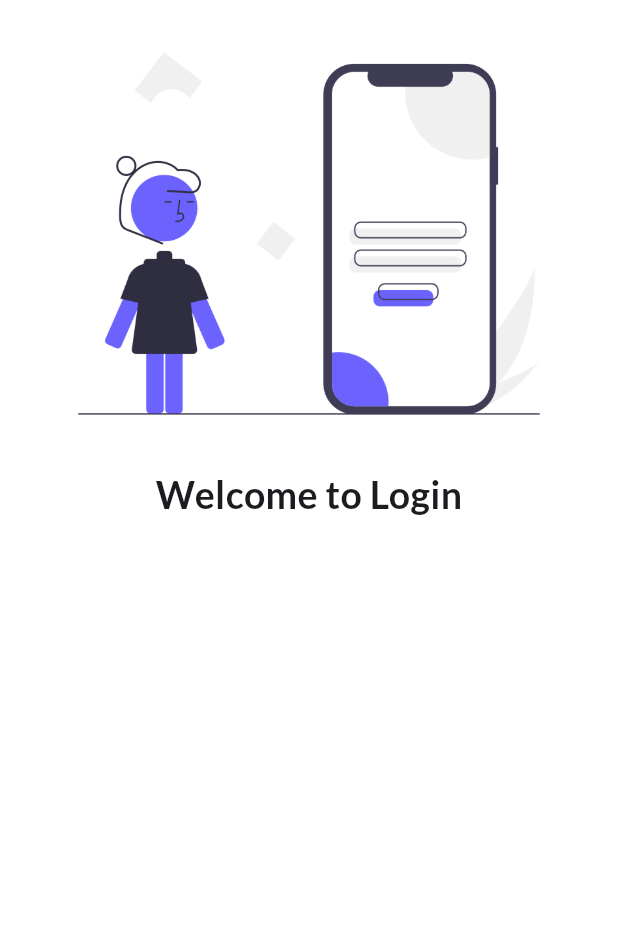
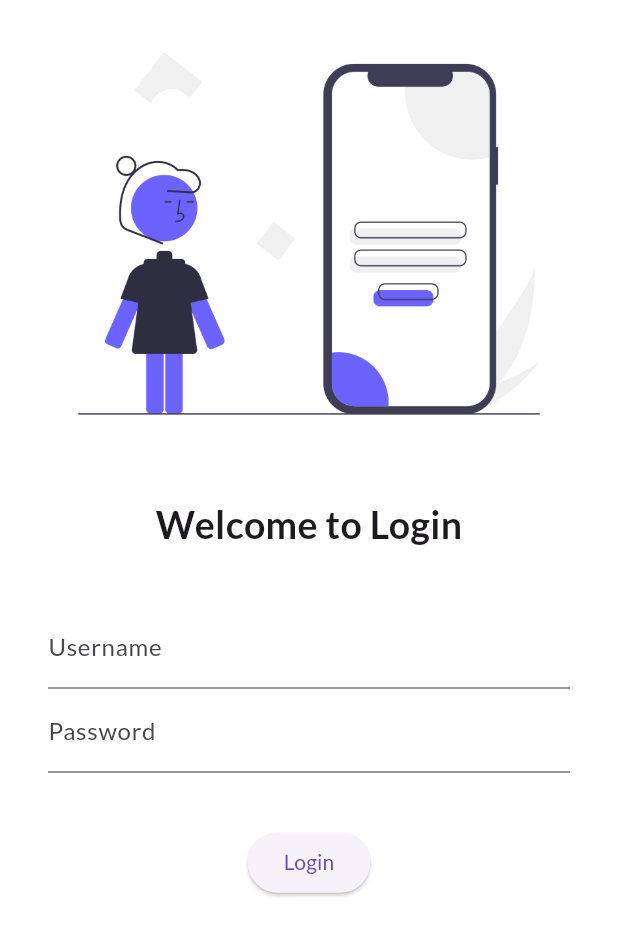
Before and after one commit to githubgenesis/MyFlutterPractice, a Flutter app: the screen it shows after launch, on a phone screen of 412 x 824 dp. Shown: the top 936 px of the screen. Run offline on Flutter 3.47's test engine with Material 3 defaults, Android fonts, the phone set to English and light mode, and no system bars; our stand-ins replace google_fonts.

Commit message:
Day 4 code push with TextFieldForm

```diff
--- a/lib/main.dart
+++ b/lib/main.dart
@@ -11,6 +11,7 @@ class MyApp extends StatelessWidget {
   @override
   Widget build(BuildContext context) {
     return MaterialApp(
+      debugShowCheckedModeBanner: false,
       themeMode: ThemeMode.light,
       theme: ThemeData(
         primarySwatch: Colors.deepOrange,
@@ -19,7 +20,7 @@ class MyApp extends StatelessWidget {
       darkTheme: ThemeData(brightness: Brightness.dark),
       initialRoute: "/login",
       routes: {
-        "/": (context) => HomePage(),
+        "/": (context) => LoginPage(),
         "/home": (context) => HomePage(),
         "/login": (context) => LoginPage(),
       },
--- a/lib/pages/login_page.dart
+++ b/lib/pages/login_page.dart
@@ -12,13 +12,40 @@ class LoginPage extends StatelessWidget {
             "assets/images/login_image.png",
             fit: BoxFit.cover,
           ),
-          Text(
+          const SizedBox(
+            height: 20.0,
+          ),
+          const Text(
             "Welcome to Login",
             style: TextStyle(fontSize: 25, fontWeight: FontWeight.bold),
           ),
-          SizedBox(
+          const SizedBox(
             height: 20.0,
-          )
+          ),
+          Padding(
+            padding:
+                const EdgeInsets.symmetric(vertical: 16.0, horizontal: 32.0),
+            child: Column(
+              children: [
+                TextFormField(
+                    decoration: const InputDecoration(
+                        hintText: "Enter Username", labelText: "Username")),
+                TextFormField(
+                  obscureText: true,
+                  decoration: const InputDecoration(
+                      hintText: "Enter Password", labelText: "Password"),
+                )
+              ],
+            ),
+          ),
+          const SizedBox(
+            height: 20.0,
+          ),
+          ElevatedButton(
+              onPressed: () {
+                print("Hi Gaurav Welcome!");
+              },
+              child: Text("Login")),
         ],
       )),
     );
```
Also changed, not shown: 1 other file.
